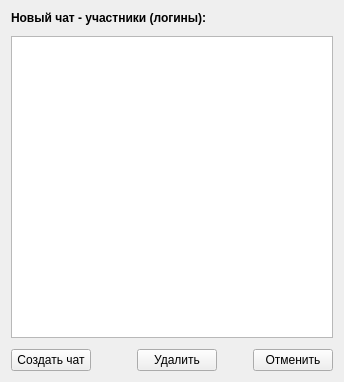
The window that Shark_UI/screen_new_chat_participants.ui (YanBatytskiy/Shark_3_0_Qt) describes before a commit, drawn with Qt 5.
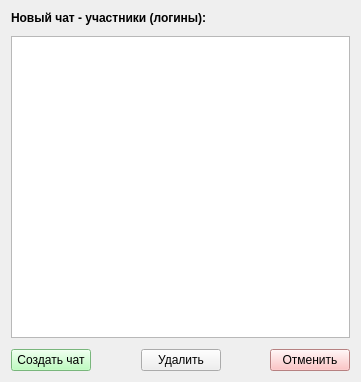
The same window after the commit.

```diff
--- a/Shark_UI/screen_new_chat_participants.ui
+++ b/Shark_UI/screen_new_chat_participants.ui
@@ -6,7 +6,7 @@
    <rect>
     <x>0</x>
     <y>0</y>
-    <width>344</width>
+    <width>361</width>
     <height>382</height>
    </rect>
   </property>
@@ -81,6 +81,9 @@
        <property name="enabled">
         <bool>true</bool>
        </property>
+       <property name="styleSheet">
+        <string notr="true">background-color: rgb(170, 255, 174);</string>
+       </property>
        <property name="text">
         <string>Создать чат</string>
        </property>
@@ -124,6 +127,9 @@
        <property name="enabled">
         <bool>true</bool>
        </property>
+       <property name="styleSheet">
+        <string notr="true">background-color: rgb(255, 180, 181);</string>
+       </property>
        <property name="text">
         <string>Отменить</string>
        </property>
```
